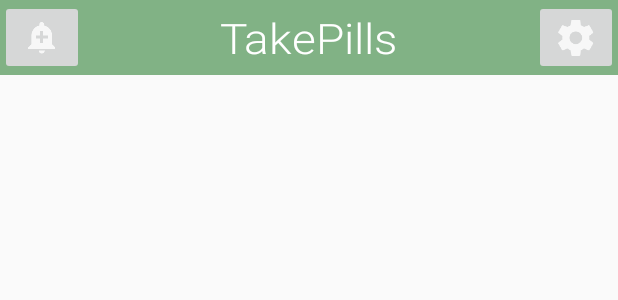
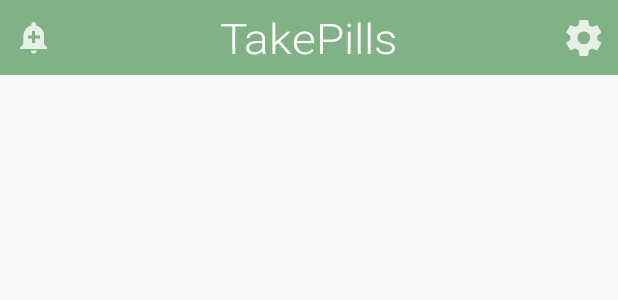
Before and after one commit to XYTYX/TakePills, an Android app: the layout activity_main.xml on its own in the app's theme, with its tools: preview values and no code run, on a phone screen of 412 x 824 dp. Shown: the top 300 px of the screen. Run offline under Robolectric (Android 15) with nearby library versions, the phone set to English and light mode, and no system bars.

Commit message:
New Logo Trasnparent button background New bar

```diff
--- a/app/src/main/res/layout/activity_main.xml
+++ b/app/src/main/res/layout/activity_main.xml
@@ -6,10 +6,12 @@
 
     <ImageButton
         android:id="@+id/action_addalert"
+        android:paddingLeft="10px"
         android:layout_width="wrap_content"
-        android:layout_height="wrap_content"
+        android:layout_height="match_parent"
         android:layout_alignParentLeft="true"
-        android:src="@drawable/ic_add_alert" />
+        android:src="@drawable/ic_add_alert"
+        android:background="@android:color/transparent" />
 
     <TextView
         android:text="TakePills"
@@ -25,7 +27,9 @@
     <ImageButton
         android:id="@+id/action_settings"
         android:layout_width="wrap_content"
-        android:layout_height="wrap_content"
+        android:paddingRight="10px"
+        android:layout_height="match_parent"
         android:layout_alignParentRight="true"
+        android:background="@android:color/transparent"
         android:src="@drawable/ic_settings" />
 </RelativeLayout>
```
Also changed, not shown: app/src/main/ic_launcher-web.png, app/src/main/res/mipmap-hdpi/ic_launcher.png, app/src/main/res/mipmap-mdpi/ic_launcher.png, app/src/main/res/mipmap-xhdpi/ic_launcher.png, app/src/main/res/mipmap-xxhdpi/ic_launcher.png, app/src/main/res/mipmap-xxxhdpi/ic_launcher.png.
